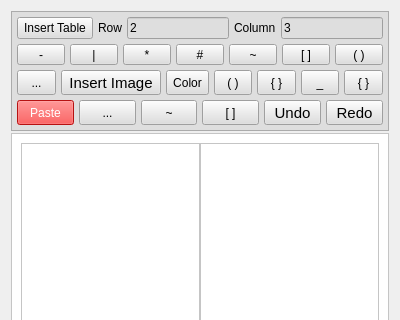
Above: src/dlgMainNotes.ui from ic005k/Knot-Legacy before the change; both pictures show x 0 to 400 and y 0 to 320 of the 400 by 476 pixel window. Below: the same form after it.
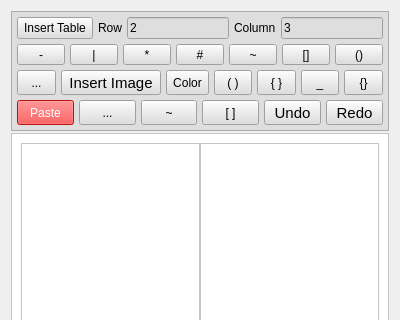
That is the form after the change. Icons and pictures are not drawn.

Diff of the .ui file:
```diff
--- a/src/dlgMainNotes.ui
+++ b/src/dlgMainNotes.ui
@@ -177,7 +177,7 @@
            </sizepolicy>
           </property>
           <property name="text">
-           <string>[ ]</string>
+           <string>[]</string>
           </property>
          </widget>
         </item>
@@ -190,7 +190,7 @@
            </sizepolicy>
           </property>
           <property name="text">
-           <string>( )</string>
+           <string>()</string>
           </property>
          </widget>
         </item>
@@ -379,7 +379,7 @@
            </sizepolicy>
           </property>
           <property name="text">
-           <string>{ }</string>
+           <string>{}</string>
           </property>
          </widget>
         </item>
```
Left out of the diff: 6 changed lines with no effect on the pictures.
